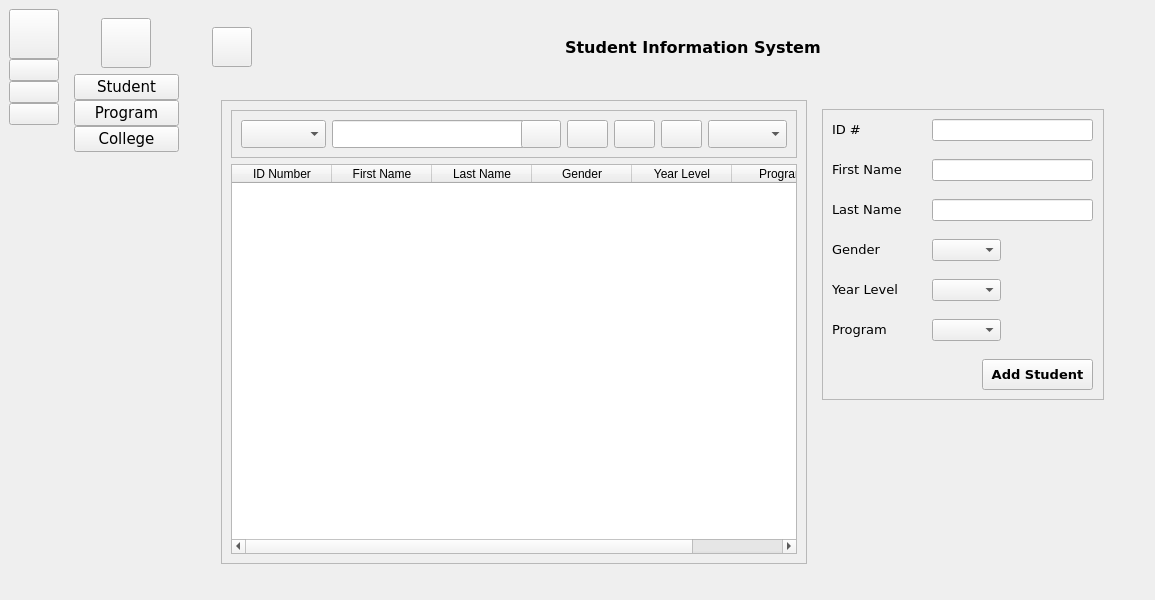
Old version of the form main_screen.ui in the repository brexer/ccc151-ssis.
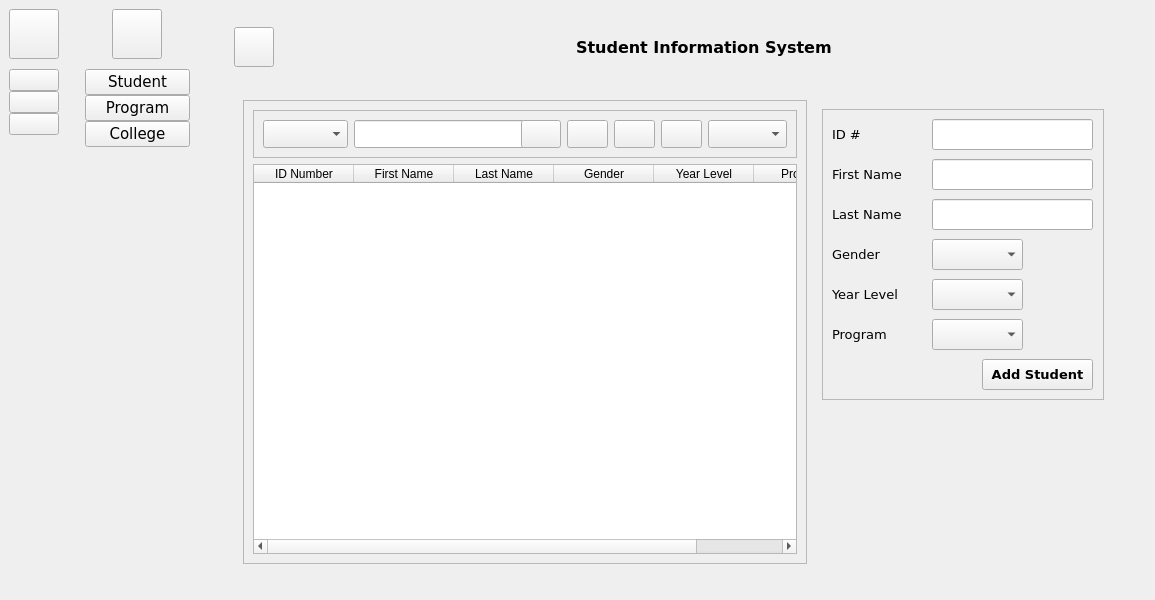
New version of the form. The open tabs and pages were chosen to show the change. Icons and pictures are not drawn.

Diff of the .ui file:
```diff
--- a/main_screen.ui
+++ b/main_screen.ui
@@ -29,12 +29,28 @@
    </size>
   </property>
   <property name="windowTitle">
-   <string>MainWindow</string>
+   <string>Student Information System</string>
+  </property>
+  <property name="styleSheet">
+   <string notr="true">full_menu_widget {
+	background-color: lightblue;
+	color: red
+
+}</string>
   </property>
   <widget class="QWidget" name="centralwidget">
    <layout class="QHBoxLayout" name="horizontalLayout_15">
     <item>
      <widget class="QWidget" name="icon_only_widget" native="true">
+      <property name="styleSheet">
+       <string notr="true">background-color: #272727;
+color: #E7ECEF;
+
+QPushButton {
+background: transparent;
+border: none;
+}</string>
+      </property>
       <layout class="QVBoxLayout" name="verticalLayout_3">
        <property name="spacing">
         <number>0</number>
@@ -89,6 +105,22 @@
          <property name="spacing">
           <number>0</number>
          </property>
+         <item>
+          <spacer name="verticalSpacer_3">
+           <property name="orientation">
+            <enum>Qt::Vertical</enum>
+           </property>
+           <property name="sizeType">
+            <enum>QSizePolicy::Fixed</enum>
+           </property>
+           <property name="sizeHint" stdset="0">
+            <size>
+             <width>20</width>
+             <height>10</height>
+            </size>
+           </property>
+          </spacer>
+         </item>
          <item>
           <widget class="QPushButton" name="studentButton1">
            <property name="text">
@@ -184,7 +216,31 @@
       <property name="autoFillBackground">
        <bool>false</bool>
       </property>
+      <property name="styleSheet">
+       <string notr="true">background-color: #272727;
+color: #E7ECEF;
+
+QPushButton {
+background: transparent;
+border: none;
+}</string>
+      </property>
       <layout class="QVBoxLayout" name="verticalLayout_4">
+       <property name="spacing">
+        <number>0</number>
+       </property>
+       <property name="leftMargin">
+        <number>20</number>
+       </property>
+       <property name="topMargin">
+        <number>0</number>
+       </property>
+       <property name="rightMargin">
+        <number>20</number>
+       </property>
+       <property name="bottomMargin">
+        <number>0</number>
+       </property>
        <item>
         <layout class="QHBoxLayout" name="horizontalLayout_2">
          <property name="spacing">
@@ -226,6 +282,22 @@
          <property name="spacing">
           <number>0</number>
          </property>
+         <item>
+          <spacer name="verticalSpacer_4">
+           <property name="orientation">
+            <enum>Qt::Vertical</enum>
+           </property>
+           <property name="sizeType">
+            <enum>QSizePolicy::Fixed</enum>
+           </property>
+           <property name="sizeHint" stdset="0">
+            <size>
+             <width>20</width>
+             <height>10</height>
+            </size>
+           </property>
+          </spacer>
+         </item>
          <item>
           <widget class="QPushButton" name="studentButton2">
            <property name="font">
@@ -235,6 +307,9 @@
              <bold>false</bold>
             </font>
            </property>
+           <property name="styleSheet">
+            <string notr="true"/>
+           </property>
            <property name="text">
             <string>Student</string>
            </property>
@@ -343,6 +418,15 @@
            <height>40</height>
           </size>
          </property>
+         <property name="styleSheet">
+          <string notr="true">background-color: #272727;
+color: #E7ECEF;
+
+QPushButton {
+background: transparent;
+border: none;
+}</string>
+         </property>
          <layout class="QHBoxLayout" name="horizontalLayout_4">
           <item>
            <widget class="QPushButton" name="menuButton">
@@ -802,8 +886,8 @@
                       <rect>
                        <x>110</x>
                        <y>210</y>
-                       <width>69</width>
-                       <height>22</height>
+                       <width>91</width>
+                       <height>31</height>
                       </rect>
                      </property>
                     </widget>
@@ -812,8 +896,8 @@
                       <rect>
                        <x>110</x>
                        <y>170</y>
-                       <width>69</width>
-                       <height>22</height>
+                       <width>91</width>
+                       <height>31</height>
                       </rect>
                      </property>
                     </widget>
@@ -822,8 +906,8 @@
                       <rect>
                        <x>110</x>
                        <y>130</y>
-                       <width>69</width>
-                       <height>22</height>
+                       <width>91</width>
+                       <height>31</height>
                       </rect>
                      </property>
                     </widget>
@@ -833,7 +917,7 @@
                        <x>110</x>
                        <y>90</y>
                        <width>161</width>
-                       <height>22</height>
+                       <height>31</height>
                       </rect>
                      </property>
                     </widget>
@@ -843,7 +927,7 @@
                        <x>110</x>
                        <y>50</y>
                        <width>161</width>
-                       <height>22</height>
+                       <height>31</height>
                       </rect>
                      </property>
                     </widget>
@@ -853,7 +937,7 @@
                        <x>110</x>
                        <y>10</y>
                        <width>161</width>
-                       <height>22</height>
+                       <height>31</height>
                       </rect>
                      </property>
                     </widget>
@@ -863,7 +947,7 @@
                        <x>10</x>
                        <y>10</y>
                        <width>71</width>
-                       <height>21</height>
+                       <height>31</height>
                       </rect>
                      </property>
                      <property name="font">
@@ -882,7 +966,7 @@
                        <x>10</x>
                        <y>50</y>
                        <width>71</width>
-                       <height>21</height>
+                       <height>31</height>
                       </rect>
                      </property>
                      <property name="font">
@@ -901,7 +985,7 @@
                        <x>10</x>
                        <y>90</y>
                        <width>71</width>
-                       <height>21</height>
+                       <height>31</height>
                       </rect>
                      </property>
                      <property name="font">
@@ -920,7 +1004,7 @@
                        <x>10</x>
                        <y>130</y>
                        <width>71</width>
-                       <height>21</height>
+                       <height>31</height>
                       </rect>
                      </property>
                      <property name="font">
@@ -939,7 +1023,7 @@
                        <x>10</x>
                        <y>170</y>
                        <width>71</width>
-                       <height>21</height>
+                       <height>31</height>
                       </rect>
                      </property>
                      <property name="font">
@@ -958,7 +1042,7 @@
                        <x>10</x>
                        <y>210</y>
                        <width>71</width>
-                       <height>21</height>
+                       <height>31</height>
                       </rect>
                      </property>
                      <property name="font">
```
Left out of the diff: 46 changed lines with no effect on the pictures.
